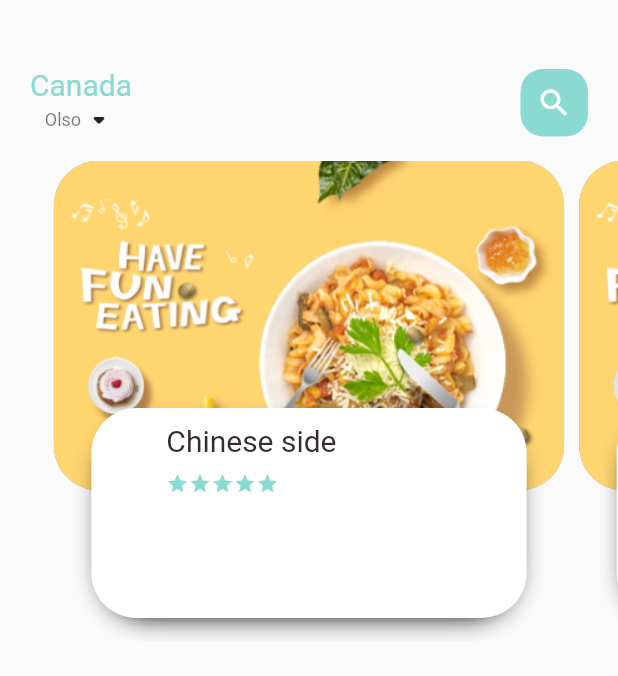
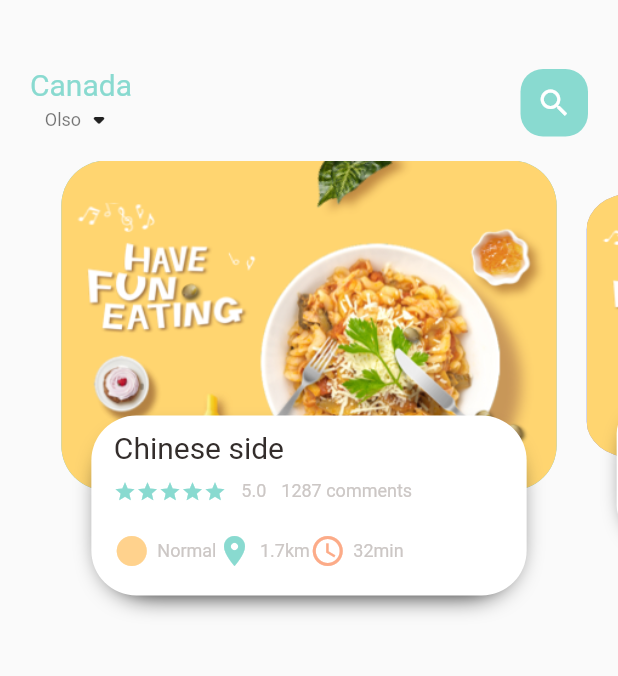
Before and after one commit to starig/flutter-food, a Flutter app: the screen it shows after launch, on a phone screen of 412 x 824 dp. Shown: the top 676 px of the screen. Run offline on Flutter 3.47's test engine with Material 2 defaults, Android fonts, the phone set to English and light mode, and no system bars.

Commit message:
scaling while swiping

```diff
--- a/lib/home/food_page_body.dart
+++ b/lib/home/food_page_body.dart
@@ -3,6 +3,8 @@
 import 'package:flutter/material.dart';
 import 'package:flutter_food/utils/colors.dart';
 import 'package:flutter_food/widgets/big_text.dart';
+import 'package:flutter_food/widgets/icon_and_text_widget.dart';
+import 'package:flutter_food/widgets/small_text.dart';
 
 class FoodPageBody extends StatefulWidget {
   const FoodPageBody({Key? key}) : super(key: key);
@@ -15,6 +17,24 @@ class _FoodPageBodyState extends State<FoodPageBody> {
   PageController pageController = PageController(
     viewportFraction: 0.85,
   );
+  var _currentPageValue = 0.0;
+  double _scaleFactor = 0.8;
+  double _height = 220;
+
+  @override
+  void initState() {
+    super.initState();
+    pageController.addListener(() {
+      setState(() {
+        _currentPageValue = pageController.page!;
+      });
+    });
+  }
+
+  @override
+  void dispose() {
+    pageController.dispose();
+  }
 
   @override
   Widget build(BuildContext context) {
@@ -30,13 +50,39 @@ class _FoodPageBodyState extends State<FoodPageBody> {
   }
 
   Widget _buildPageItem(int index) {
-    return Stack(
+    Matrix4 matrix = new Matrix4.identity();
+    if (index == _currentPageValue.floor()) {
+      var currScale = 1 - (_currentPageValue - index) * (1 - _scaleFactor);
+      var currTrans = _height * (1 - currScale) / 2;
+      matrix = Matrix4.diagonal3Values(1, currScale, 1)
+        ..setTranslationRaw(0, currTrans, 0);
+    } else if (index == _currentPageValue.floor() + 1) {
+      var currScale =
+          _scaleFactor + (_currentPageValue - index + 1) * (1 - _scaleFactor);
+      var currTrans = _height * (1 - currScale) / 2;
+      matrix = Matrix4.diagonal3Values(1, currScale, 1)
+        ..setTranslationRaw(0, currTrans, 0);
+    } else if (index == _currentPageValue.floor() - 1) {
+      var currScale = 1 - (_currentPageValue - index) * (1 - _scaleFactor);
+      var currTrans = _height * (1 - currScale) / 2;
+      matrix = Matrix4.diagonal3Values(1, currScale, 1);
+      matrix = Matrix4.diagonal3Values(1, currScale, 1)
+        ..setTranslationRaw(0, currTrans, 0);
+    } else {
+      var currScale = 0.8;
+      matrix = Matrix4.diagonal3Values(1, currScale, 1)
+        ..setTranslationRaw(0, _height * (1 - _scaleFactor) / 2, 0);
+    }
+
+    return Transform(
+      transform: matrix,
+      child: Stack(
         children: [
           Container(
             height: 220,
             margin: EdgeInsets.only(
-            left: 5,
-            right: 5,
+              left: 10,
+              right: 10,
             ),
             decoration: BoxDecoration(
                 borderRadius: BorderRadius.circular(30),
@@ -48,11 +94,11 @@ class _FoodPageBodyState extends State<FoodPageBody> {
           Align(
             alignment: Alignment.bottomCenter,
             child: Container(
-            height: 140,
+              height: 120,
               margin: EdgeInsets.only(
                 left: 30,
                 right: 30,
-              bottom: 15,
+                bottom: 30,
               ),
               decoration: BoxDecoration(
                 borderRadius: BorderRadius.circular(30),
@@ -69,8 +115,8 @@ class _FoodPageBodyState extends State<FoodPageBody> {
               child: Container(
                 padding: EdgeInsets.only(
                   top: 10,
-                left: 50,
-                right: 50,
+                  left: 15,
+                  right: 15,
                 ),
                 child: Column(
                   crossAxisAlignment: CrossAxisAlignment.start,
@@ -90,7 +136,34 @@ class _FoodPageBodyState extends State<FoodPageBody> {
                               size: 15,
                             ),
                           ),
-                      )
+                        ),
+                        SizedBox(
+                          width: 10,
+                        ),
+                        SmallText(value: '5.0'),
+                        SizedBox(
+                          width: 10,
+                        ),
+                        SmallText(value: '1287 comments')
+                      ],
+                    ),
+                    SizedBox(
+                      height: 20,
+                    ),
+                    Row(
+                      children: [
+                        IconAndTextWidget(
+                            icon: Icons.circle_rounded,
+                            text: 'Normal',
+                            iconColor: AppColors.iconColor1),
+                        IconAndTextWidget(
+                            icon: Icons.location_on,
+                            text: '1.7km',
+                            iconColor: AppColors.mainColor),
+                        IconAndTextWidget(
+                            icon: Icons.access_time_outlined,
+                            text: '32min',
+                            iconColor: AppColors.iconColor2),
                       ],
                     )
                   ],
@@ -99,6 +172,7 @@ class _FoodPageBodyState extends State<FoodPageBody> {
             ),
           ),
         ],
+      ),
     );
   }
 }
--- /dev/null
+++ b/lib/widgets/icon_and_text_widget.dart
@@ -0,0 +1,31 @@
+// ignore_for_file: prefer_const_constructors
+
+import 'package:flutter/material.dart';
+import 'package:flutter_food/widgets/small_text.dart';
+
+class IconAndTextWidget extends StatelessWidget {
+  final IconData icon;
+  final String text;
+  final Color iconColor;
+
+  const IconAndTextWidget({
+    Key? key,
+    required this.icon,
+    required this.text,
+    required this.iconColor,
+  }) : super(key: key);
+
+  @override
+  Widget build(BuildContext context) {
+    return Row(
+      children: [
+        Icon(
+          icon,
+          color: iconColor,
+        ),
+        SizedBox(width: 5,),
+        SmallText(value: text,)
+      ],
+    );
+  }
+}
```
Lines whose indentation alone changed are shown as unchanged.
